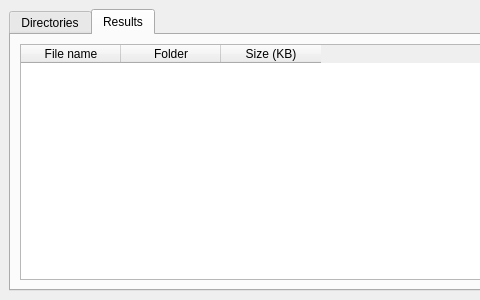
Above: src/main_window.ui from adam-choragwicki/DuplicateFileFinder_Qt_Cplusplus before the change; both pictures show x 0 to 480 and y 0 to 300 of the 1300 by 300 pixel window. Below: the same form after it.
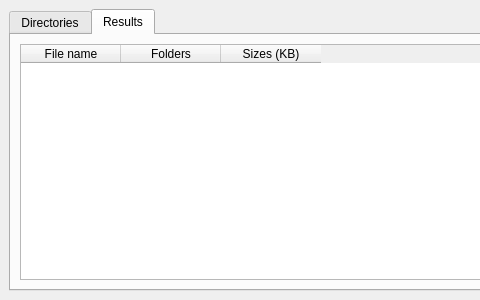
That is the form after the change. The open tabs and pages were chosen to show the change.

The edit to the form file:
```diff
--- a/src/main_window.ui
+++ b/src/main_window.ui
@@ -154,12 +154,12 @@
           </column>
           <column>
            <property name="text">
-            <string>Folder</string>
+            <string>Folders</string>
            </property>
           </column>
           <column>
            <property name="text">
-            <string>Size (KB)</string>
+            <string>Sizes (KB)</string>
            </property>
           </column>
          </widget>
```
